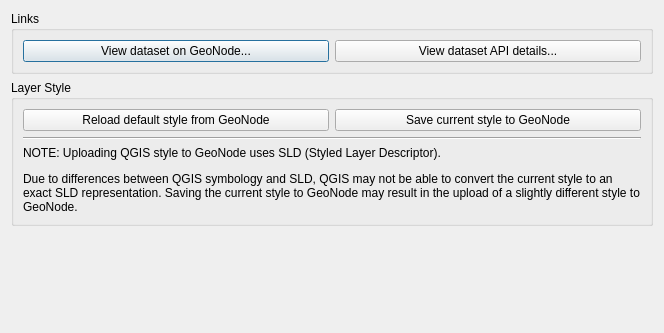
First picture: the form in src/qgis_geonode/ui/qgis_geonode_layer_dialog.ui, repository GeoNode/QGISGeoNodePlugin, before the edit.
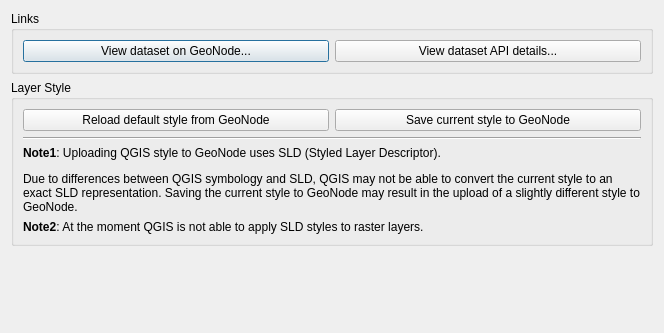
Second picture: the form after the edit. Custom widgets are drawn as their Qt base class.

Patch:
```diff
--- a/src/qgis_geonode/ui/qgis_geonode_layer_dialog.ui
+++ b/src/qgis_geonode/ui/qgis_geonode_layer_dialog.ui
@@ -80,7 +80,17 @@
          </sizepolicy>
         </property>
         <property name="text">
-         <string>&lt;html&gt;&lt;head/&gt;&lt;body&gt;&lt;p&gt;NOTE: Uploading QGIS style to GeoNode uses SLD (Styled Layer Descriptor). &lt;/p&gt;&lt;p&gt;Due to differences between QGIS symbology and SLD, QGIS may not be able to convert the current style to an exact SLD representation. Saving the current style to GeoNode may result in the upload of a slightly different style to GeoNode.&lt;/p&gt;&lt;/body&gt;&lt;/html&gt;</string>
+         <string>&lt;html&gt;&lt;head/&gt;&lt;body&gt;&lt;p&gt;&lt;span style=&quot; font-weight:600;&quot;&gt;Note1&lt;/span&gt;: Uploading QGIS style to GeoNode uses SLD (Styled Layer Descriptor). &lt;/p&gt;&lt;p&gt;Due to differences between QGIS symbology and SLD, QGIS may not be able to convert the current style to an exact SLD representation. Saving the current style to GeoNode may result in the upload of a slightly different style to GeoNode.&lt;/p&gt;&lt;/body&gt;&lt;/html&gt;</string>
+        </property>
+        <property name="wordWrap">
+         <bool>true</bool>
+        </property>
+       </widget>
+      </item>
+      <item>
+       <widget class="QLabel" name="raster_style_read_warning_la">
+        <property name="text">
+         <string>&lt;html&gt;&lt;head/&gt;&lt;body&gt;&lt;p&gt;&lt;span style=&quot; font-weight:600;&quot;&gt;Note2&lt;/span&gt;: At the moment QGIS is not able to apply SLD styles to raster layers.&lt;/p&gt;&lt;/body&gt;&lt;/html&gt;</string>
         </property>
         <property name="wordWrap">
          <bool>true</bool>
```
